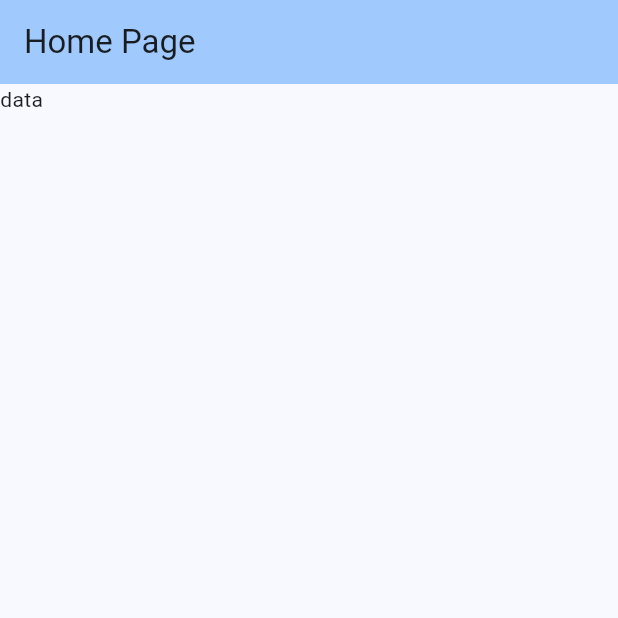
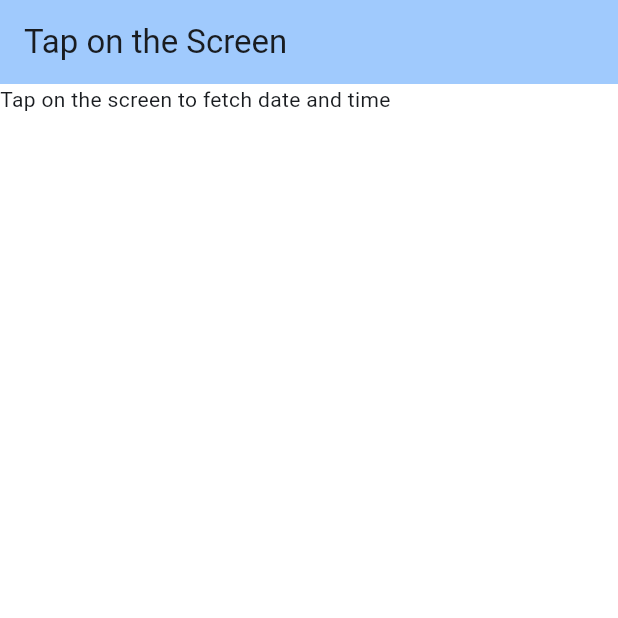
Before and after one commit to umairshaik/Flutter_state_management, a Flutter app: the screen it shows after launch, on a phone screen of 412 x 824 dp, the top half of it. Run offline on Flutter 3.47's test engine with Material 3 defaults, Android fonts, the phone set to English and light mode, and no system bars.

Commit message:
[Umair][Inherited Widget][Step-2] create inherited widget that display time and data on tap.

```diff
--- a/inherited_widgets/lib/main.dart
+++ b/inherited_widgets/lib/main.dart
@@ -1,4 +1,5 @@
 import 'package:flutter/material.dart';
+import 'package:uuid/uuid.dart';
 
 void main() {
   runApp(const MyApp());
@@ -16,30 +17,92 @@
         colorScheme: ColorScheme.fromSeed(seedColor: Colors.blue),
         useMaterial3: true,
       ),
-      home: const MyHomePage(title: 'Home Page'),
+      debugShowCheckedModeBanner: false,
+      home: ApiProvider(
+        api: Api(),
+        child: const HomePage(),
+      ),
     );
   }
 }
 
-class MyHomePage extends StatefulWidget {
-  final String title;
-
-  const MyHomePage({super.key, required this.title});
+class HomePage extends StatefulWidget {
+  const HomePage({super.key});
 
   @override
-  State<MyHomePage> createState() => _MyHomePageState();
+  State<HomePage> createState() => _HomePageState();
 }
 
-class _MyHomePageState extends State<MyHomePage> {
+class _HomePageState extends State<HomePage> {
+  ValueKey _textKey = const ValueKey(null);
+  late String title = 'Tap on the Screen';
+
   @override
   Widget build(BuildContext context) {
     return Scaffold(
       appBar: AppBar(
         backgroundColor: Theme.of(context).colorScheme.inversePrimary,
-        title: Text(widget.title),
+        title: Text(ApiProvider.of(context).api.dateAndTime ?? title),
       ),
-      body: const Text("data"),
-      // This trailing comma makes auto-formatting nicer for build methods.
+      body: GestureDetector(
+        onTap: () async {
+          final api = ApiProvider.of(context).api;
+          final dateAndTime = await api.getDateAndTime();
+          setState(() {
+            _textKey = ValueKey(dateAndTime);
+          });
+        },
+        child: SizedBox.expand(
+          child: Container(
+            color: Colors.white,
+            child: DateTimeWidget(key: _textKey),
+          ),
+        ),
+      ),
     );
   }
 }
+
+class Api {
+  String? dateAndTime;
+
+  Future<String> getDateAndTime() {
+    return Future.delayed(
+      const Duration(seconds: 1),
+      () => DateTime.now().toIso8601String(),
+    ).then((value) {
+      dateAndTime = value;
+      return value;
+    });
+  }
+}
+
+class DateTimeWidget extends StatelessWidget {
+  const DateTimeWidget({super.key});
+
+  @override
+  Widget build(BuildContext context) {
+    final api = ApiProvider.of(context).api;
+    return Text(api.dateAndTime ?? 'Tap on the screen to fetch date and time');
+  }
+}
+
+class ApiProvider extends InheritedWidget {
+  final Api api;
+  final String uuid;
+
+  ApiProvider({
+    super.key,
+    required super.child,
+    required this.api,
+  }) : uuid = const Uuid().v4();
+
+  @override
+  bool updateShouldNotify(covariant ApiProvider oldWidget) {
+    return uuid != oldWidget.uuid;
+  }
+
+  static ApiProvider of(BuildContext context) {
+    return context.dependOnInheritedWidgetOfExactType<ApiProvider>()!;
+  }
+}
--- a/inherited_widgets/pubspec.yaml
+++ b/inherited_widgets/pubspec.yaml
@@ -35,6 +35,7 @@
   # The following adds the Cupertino Icons font to your application.
   # Use with the CupertinoIcons class for iOS style icons.
   cupertino_icons: ^1.0.2
+  uuid: ^4.2.2
 
 dev_dependencies:
   flutter_test:
```
Also changed, not shown: inherited_widgets/pubspec.lock.
